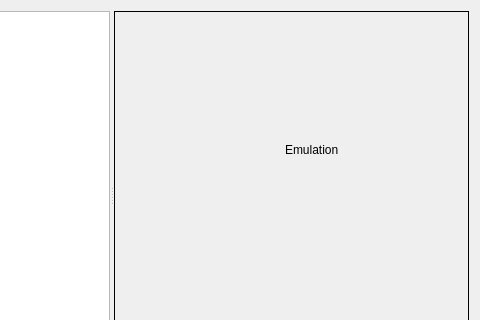
This is src/ui/preferenceswindow.ui in TopiLep/QtChip8 as Qt 5 draws it before an edit; both pictures show x 101 to 581 and y 0 to 320 of the 581 by 418 pixel window. The edited form follows.
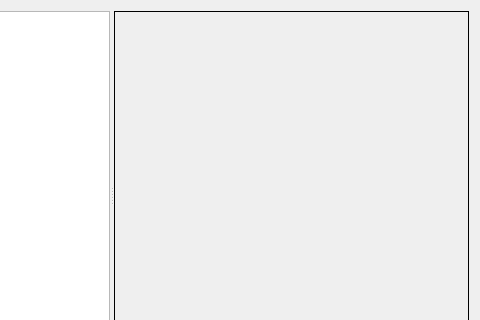
This is the edited form. The open tabs and pages were chosen to show the change.

What changed in the file:
```diff
--- a/src/ui/preferenceswindow.ui
+++ b/src/ui/preferenceswindow.ui
@@ -70,21 +70,7 @@
         </item>
        </layout>
       </widget>
-      <widget class="QWidget" name="EmulationPage">
-       <widget class="QLabel" name="label_2">
-        <property name="geometry">
-         <rect>
-          <x>170</x>
-          <y>130</y>
-          <width>54</width>
-          <height>16</height>
-         </rect>
-        </property>
-        <property name="text">
-         <string>Emulation</string>
-        </property>
-       </widget>
-      </widget>
+      <widget class="QWidget" name="EmulationPage"/>
       <widget class="QWidget" name="AudioPage">
        <widget class="QLabel" name="label_3">
         <property name="geometry">
```
